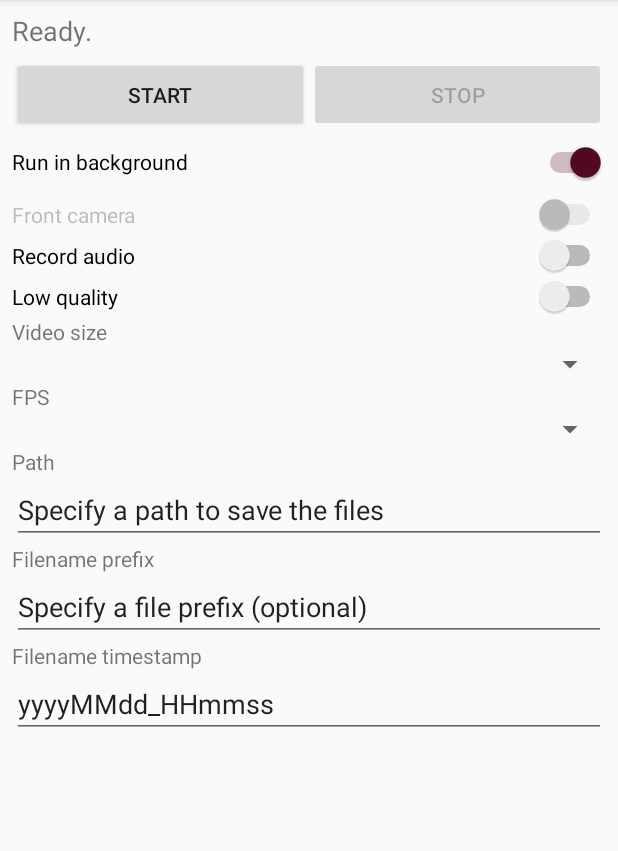
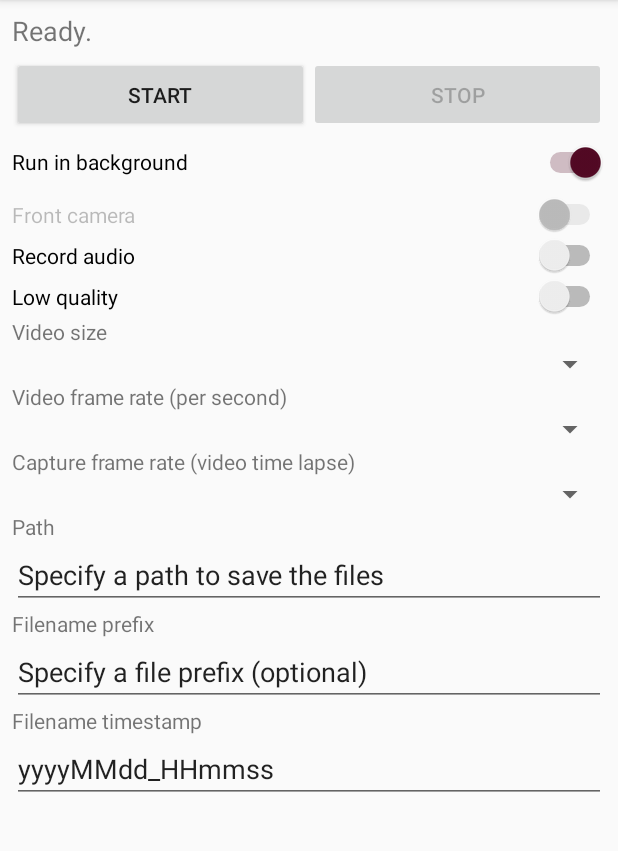
Before and after one commit to fedecris/gapcap, an Android app: the screen it shows after launch (MainActivity), on a phone screen of 412 x 824 dp, the part 84-935 px from its top. Run offline under Robolectric (Android 15) with nearby library versions, the phone set to English and light mode, and no system bars; 3 statements that could not run were skipped.

Commit message:
Distincion entre Video Frame Rate y Capture Frame Rate

```diff
--- a/app/src/main/java/ar/com/federicocristina/gapcap/Constants.java
+++ b/app/src/main/java/ar/com/federicocristina/gapcap/Constants.java
@@ -3,33 +3,37 @@ package ar.com.federicocristina.gapcap;
 public class Constants {
 
     // Nombre de la camara frontal
-    public static String FRONT_CAM_NAME             = "Front";
+    public static String FRONT_CAM_NAME                 = "Front";
     // Nombre de la camara trasera
-    public static String BACK_CAM_NAME              = "Back";
+    public static String BACK_CAM_NAME                  = "Back";
 
-    // Default FPS text
-    public static String FPS_DEFAULT                = "<Default>";
+    // Default text
+    public static String DEFAULT                        = "<Default>";
+    // No option text
+    public static String NO_OPTION                      = " ";
 
     // Shared preferences name
-    public static String SHARED_PREFERENCES_NAME    = "prefs";
+    public static String SHARED_PREFERENCES_NAME        = "prefs";
 
     // Shared preference: run in background
-    public static String PREFERENCE_RUNINBACKGROUND = "RUN_IN_BACKGROUND";
+    public static String PREFERENCE_RUNINBACKGROUND     = "RUN_IN_BACKGROUND";
     // Shared preference: front camera
-    public static String PREFERENCE_FRONT_CAMERA    = "FRONT_CAMERA";
+    public static String PREFERENCE_FRONT_CAMERA        = "FRONT_CAMERA";
     // Shared preference: record audio
-    public static String PREFERENCE_RECORD_AUDIO    = "RECORD_AUDIO";
+    public static String PREFERENCE_RECORD_AUDIO        = "RECORD_AUDIO";
     // Shared preference: low quality
-    public static String PREFERENCE_LOW_QUALIY      = "LOW_QUALITY";
+    public static String PREFERENCE_LOW_QUALIY          = "LOW_QUALITY";
     // Shared preference: file filePath
-    public static String PREFERENCE_FILEPATH        = "FILE_PATH";
+    public static String PREFERENCE_FILEPATH            = "FILE_PATH";
     // Shared preference: file prefix
-    public static String PREFERENCE_FILEPREFIX      = "FILE_PREFIX";
+    public static String PREFERENCE_FILEPREFIX          = "FILE_PREFIX";
     // Shared preference: file prefix
-    public static String PREFERENCE_FILETIMESTAMP   = "FILE_TIMESTAMP";
+    public static String PREFERENCE_FILETIMESTAMP       = "FILE_TIMESTAMP";
     // Shared preference: video size
-    public static String PREFERENCE_VIDEO_SIZE      = "VIDEO_SIZE";
-    // Shared preference: fps
-    public static String PREFERENCE_FPS             = "FPS";
+    public static String PREFERENCE_VIDEO_SIZE          = "VIDEO_SIZE";
+    // Shared preference: video frame rate
+    public static String PREFERENCE_VIDEO_FRAME_RATE    = "VIDEO_FRAME_RATE";
+    // Shared preference: capture frame rate
+    public static String PREFERENCE_CAPTURE_FRAME_RATE  = "CAPTURE_FRAME_RATE";
 
 }
--- a/app/src/main/java/ar/com/federicocristina/gapcap/MainActivity.java
+++ b/app/src/main/java/ar/com/federicocristina/gapcap/MainActivity.java
@@ -38,7 +38,7 @@ public class MainActivity extends AppCompatActivity implements SurfaceHolder.Cal
     // Tamaños de grabacion
     public static HashMap<Integer, List<android.hardware.Camera.Size>> cameraVideoSizes = null;
     // Tamaños de grabacion
-    public static HashMap<Integer, List<Integer>> cameraFPS = null;
+    public static HashMap<Integer, List<Integer>> videoFrameRate = null;
 
     // Start button
     public static Button startButton;
@@ -59,7 +59,9 @@ public class MainActivity extends AppCompatActivity implements SurfaceHolder.Cal
     // Video Size
     public static Spinner videoSizeSpinner;
     // Video Size
-    public static Spinner fpsSpinner;
+    public static Spinner videoFrameRateSpinner;
+    // Video Size
+    public static Spinner captureFrameRateSpinner;
     // Estado de grabacion
     public static TextView status;
     // Ejecutar en background?
@@ -91,26 +93,30 @@ public class MainActivity extends AppCompatActivity implements SurfaceHolder.Cal
         fileTimestampEditText = findViewById(R.id.editText_filenameTimestamp);
         lowQualitySwitch = (Switch)findViewById(R.id.switch_lowQuality);
         recordAudioSwitch = (Switch)findViewById(R.id.switch_audio);
+        videoFrameRateSpinner = (Spinner)findViewById(R.id.spinner_videoFrameRate);
+        captureFrameRateSpinner = (Spinner)findViewById(R.id.spinner_captureFrameRate);
         frontalCameraSwitch = (Switch)findViewById(R.id.switch_frontalCamera);
         frontalCameraSwitch.setEnabled(Utils.existsFrontalCamera());
         frontalCameraSwitch.setOnCheckedChangeListener(new CompoundButton.OnCheckedChangeListener() {
                                                            @Override
                                                            public void onCheckedChanged(CompoundButton buttonView, boolean isChecked) {
-                                                               reLoadVideoSizesAndFPS();
+                                                               reLoadVideoSizesAndVideoFrameRate();
                                                            }
                                                        });
 
         // Modos de captura
+
         loadSupportedVideoSizes(frontalCameraSwitch.isChecked());
-        loadSupportedFPS(frontalCameraSwitch.isChecked());
+        loadSupportedVideoFrameRates(frontalCameraSwitch.isChecked());
+        loadCaptureFrameRates();
 
         // Habilitacion de boton de grabacion
         updateStartStopButtons(mRecordingStatus);
 
-        fpsSpinner.setOnItemSelectedListener(new AdapterView.OnItemSelectedListener() {
+        captureFrameRateSpinner.setOnItemSelectedListener(new AdapterView.OnItemSelectedListener() {
             @Override
             public void onItemSelected(AdapterView<?> parentView, View selectedItemView, int position, long id) {
-                fpsChanged();
+                captureFrameRateChanged();
             }
 
             @Override
@@ -155,14 +161,14 @@ public class MainActivity extends AppCompatActivity implements SurfaceHolder.Cal
         status.setText(recording ? R.string.RecordingStatusActive : R.string.RecordingStatusReady);
     }
 
-    public void reLoadVideoSizesAndFPS() {
+    public void reLoadVideoSizesAndVideoFrameRate() {
         loadSupportedVideoSizes(frontalCameraSwitch.isChecked());
-        loadSupportedFPS(frontalCameraSwitch.isChecked());
+        loadSupportedVideoFrameRates(frontalCameraSwitch.isChecked());
     }
 
-    public void fpsChanged() {
+    public void captureFrameRateChanged() {
         // Si se selecciono grabar audio pero el FPS no es el por defecto, entonces quitar el audio
-        if (cameraFPS!=null && (!Constants.FPS_DEFAULT.equals(fpsSpinner.getSelectedItem().toString()))) {
+        if (!Constants.NO_OPTION.equals(captureFrameRateSpinner.getSelectedItem().toString())) {
             recordAudioSwitch.setChecked(false);
             recordAudioSwitch.setEnabled(false);
         } else {
@@ -187,20 +193,32 @@ public class MainActivity extends AppCompatActivity implements SurfaceHolder.Cal
     }
 
     /** Carga el spinner de opciones de tamaño de grabacion */
-    protected void loadSupportedFPS(boolean frontalCam) {
-        if (cameraFPS == null) {
-            cameraFPS = Utils.getSupportedFps();
+    protected void loadSupportedVideoFrameRates(boolean frontalCam) {
+        if (videoFrameRate == null) {
+            videoFrameRate = Utils.getSupportedFps();
         }
 
         ArrayList<String> opciones = new ArrayList<String>();
-        opciones.add(Constants.FPS_DEFAULT);
-        List<Integer> fpss = cameraFPS.get(frontalCam ? Camera.CameraInfo.CAMERA_FACING_FRONT : Camera.CameraInfo.CAMERA_FACING_BACK);
+        opciones.add(Constants.DEFAULT);
+        List<Integer> fpss = videoFrameRate.get(frontalCam ? Camera.CameraInfo.CAMERA_FACING_FRONT : Camera.CameraInfo.CAMERA_FACING_BACK);
         for (Integer fps: fpss) {
             opciones.add(fps.toString());
         }
-        fpsSpinner = (Spinner)findViewById(R.id.spinner_fps);
         ArrayAdapter<String> adapter = new ArrayAdapter<String>( this, R.layout.spinner_item_custom, opciones);
-        fpsSpinner.setAdapter(adapter);
+        videoFrameRateSpinner.setAdapter(adapter);
+    }
+
+    /** Carga las opciones para el modo time lapse */
+    protected void loadCaptureFrameRates() {
+        ArrayList<String> opciones = new ArrayList<String>();
+        opciones.add(Constants.NO_OPTION);
+        opciones.add("1");
+        opciones.add("2");
+        opciones.add("3");
+        opciones.add("4");
+        opciones.add("5");
+        ArrayAdapter<String> adapter = new ArrayAdapter<String>( this, R.layout.spinner_item_custom, opciones);
+        captureFrameRateSpinner.setAdapter(adapter);
     }
 
     protected void loadSharedPreferences() {
@@ -213,7 +231,8 @@ public class MainActivity extends AppCompatActivity implements SurfaceHolder.Cal
         recordAudioSwitch.setChecked(preferences.getBoolean(Constants.PREFERENCE_RECORD_AUDIO, false));
         lowQualitySwitch.setChecked(preferences.getBoolean(Constants.PREFERENCE_LOW_QUALIY, false));
         videoSizeSpinner.setSelection(preferences.getInt(Constants.PREFERENCE_VIDEO_SIZE, 0));
-        fpsSpinner.setSelection(preferences.getInt(Constants.PREFERENCE_FPS, 0));
+        videoFrameRateSpinner.setSelection(preferences.getInt(Constants.PREFERENCE_VIDEO_FRAME_RATE, 0));
+        captureFrameRateSpinner.setSelection(preferences.getInt(Constants.PREFERENCE_CAPTURE_FRAME_RATE, 0));
     }
 
     protected void saveSharedPreferences() {
@@ -227,7 +246,8 @@ public class MainActivity extends AppCompatActivity implements SurfaceHolder.Cal
         editor.putBoolean(Constants.PREFERENCE_RECORD_AUDIO, recordAudioSwitch.isChecked());
         editor.putBoolean(Constants.PREFERENCE_LOW_QUALIY, lowQualitySwitch.isChecked());
         editor.putInt(Constants.PREFERENCE_VIDEO_SIZE, videoSizeSpinner.getSelectedItemPosition());
-        editor.putInt(Constants.PREFERENCE_FPS, fpsSpinner.getSelectedItemPosition());
+        editor.putInt(Constants.PREFERENCE_VIDEO_FRAME_RATE, videoFrameRateSpinner.getSelectedItemPosition());
+        editor.putInt(Constants.PREFERENCE_CAPTURE_FRAME_RATE, captureFrameRateSpinner.getSelectedItemPosition());
         editor.commit();
     }
 
--- a/app/src/main/java/ar/com/federicocristina/gapcap/RecorderService.java
+++ b/app/src/main/java/ar/com/federicocristina/gapcap/RecorderService.java
@@ -106,10 +106,15 @@ public class RecorderService extends Service {
             // ENCONDING QUALITY
             mMediaRecorder.setVideoEncodingBitRate(CamcorderProfile.get(MainActivity.lowQualitySwitch.isChecked() ? CamcorderProfile.QUALITY_LOW : CamcorderProfile.QUALITY_HIGH).videoBitRate);
 
-            // FRAME RATE
-            if (!(Constants.FPS_DEFAULT.equals(MainActivity.fpsSpinner.getSelectedItem().toString()))) {
-                mMediaRecorder.setVideoFrameRate(Integer.parseInt(MainActivity.fpsSpinner.getSelectedItem().toString()));
-                mMediaRecorder.setCaptureRate(Integer.parseInt(MainActivity.fpsSpinner.getSelectedItem().toString()));
+            // Video frame rate
+            if (!(Constants.DEFAULT.equals(MainActivity.videoFrameRateSpinner.getSelectedItem().toString()))) {
+                mMediaRecorder.setVideoFrameRate(Integer.parseInt(MainActivity.videoFrameRateSpinner.getSelectedItem().toString()));
+
+            }
+
+            // Capture frame rate (timelapse mode)
+            if (!(Constants.NO_OPTION.equals(MainActivity.captureFrameRateSpinner.getSelectedItem().toString()))) {
+                mMediaRecorder.setCaptureRate(Integer.parseInt(MainActivity.captureFrameRateSpinner.getSelectedItem().toString()));
             }
 
             // ORIENTACION DEL DISPOSITIVO
--- a/app/src/main/res/layout/activity_main.xml
+++ b/app/src/main/res/layout/activity_main.xml
@@ -117,10 +117,21 @@
                 android:id="@+id/textView4"
                 android:layout_width="match_parent"
                 android:layout_height="wrap_content"
-                android:text="FPS" />
+                android:text="Video frame rate (per second)" />
 
             <Spinner
-                android:id="@+id/spinner_fps"
+                android:id="@+id/spinner_videoFrameRate"
+                android:layout_width="match_parent"
+                android:layout_height="wrap_content" />
+
+            <TextView
+                android:id="@+id/textView6"
+                android:layout_width="match_parent"
+                android:layout_height="wrap_content"
+                android:text="Capture frame rate (video time lapse)" />
+
+            <Spinner
+                android:id="@+id/spinner_captureFrameRate"
                 android:layout_width="match_parent"
                 android:layout_height="wrap_content" />
 
```
